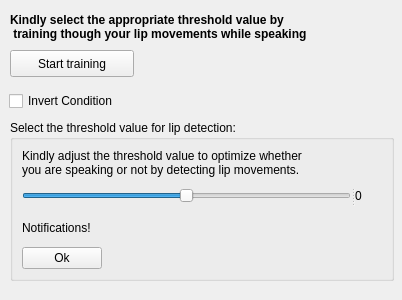
First picture: the form in plugins/Conditions/LipDetection/createlipdetectionconditionwidget.ui, repository KDE/simon, before the edit.
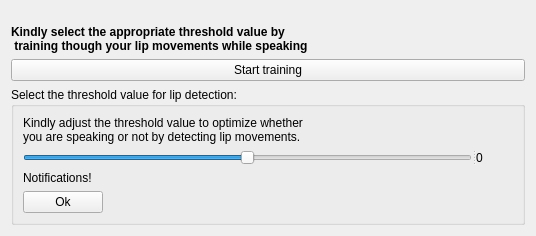
Second picture: the form after the edit.

Commit message: Refactoring condition inversion for lip & face tracking / detection

Diff of the .ui file:
```diff
--- a/plugins/Conditions/LipDetection/createlipdetectionconditionwidget.ui
+++ b/plugins/Conditions/LipDetection/createlipdetectionconditionwidget.ui
@@ -6,78 +6,47 @@
    <rect>
     <x>0</x>
     <y>0</y>
-    <width>402</width>
-    <height>300</height>
+    <width>536</width>
+    <height>236</height>
    </rect>
   </property>
-  <widget class="QPushButton" name="pbSelect">
-   <property name="geometry">
-    <rect>
-     <x>10</x>
-     <y>50</y>
-     <width>124</width>
-     <height>27</height>
-    </rect>
-   </property>
-   <property name="text">
-    <string>Start training</string>
-   </property>
-  </widget>
-  <widget class="QCheckBox" name="cbInverted">
-   <property name="geometry">
-    <rect>
-     <x>9</x>
-     <y>90</y>
-     <width>139</width>
-     <height>22</height>
-    </rect>
-   </property>
-   <property name="toolTip">
-    <string>An inverted condition is satisfied when its specified details are NOT true</string>
-   </property>
-   <property name="whatsThis">
-    <string>An inverted condition is satisfied when its specified details are NOT true</string>
-   </property>
-   <property name="layoutDirection">
-    <enum>Qt::LeftToRight</enum>
-   </property>
-   <property name="text">
-    <string>Invert Condition</string>
-   </property>
-  </widget>
-  <widget class="QWidget" name="layoutWidget">
-   <property name="geometry">
-    <rect>
-     <x>0</x>
-     <y>0</y>
-     <width>2</width>
-     <height>2</height>
-    </rect>
-   </property>
+  <layout class="QVBoxLayout" name="verticalLayout">
+   <item>
    <layout class="QFormLayout" name="formLayout"/>
-  </widget>
+   </item>
+   <item>
   <widget class="QSplitter" name="splitter_3">
-   <property name="geometry">
-    <rect>
-     <x>0</x>
-     <y>0</y>
-     <width>0</width>
-     <height>0</height>
-    </rect>
-   </property>
    <property name="orientation">
     <enum>Qt::Vertical</enum>
    </property>
   </widget>
+   </item>
+   <item>
+    <widget class="QLabel" name="lblThreshold_2">
+     <property name="font">
+      <font>
+       <weight>75</weight>
+       <bold>true</bold>
+      </font>
+     </property>
+     <property name="lineWidth">
+      <number>2</number>
+     </property>
+     <property name="text">
+      <string>Kindly select the appropriate threshold value by
+ training though your lip movements while speaking</string>
+     </property>
+    </widget>
+   </item>
+   <item>
+    <widget class="QPushButton" name="pbSelect">
+     <property name="text">
+      <string>Start training</string>
+     </property>
+    </widget>
+   </item>
+   <item>
   <widget class="QGroupBox" name="groupBox">
-   <property name="geometry">
-    <rect>
-     <x>10</x>
-     <y>120</y>
-     <width>384</width>
-     <height>161</height>
-    </rect>
-   </property>
    <property name="title">
     <string>Select the threshold value for lip detection:</string>
    </property>
@@ -166,29 +135,8 @@
     </item>
    </layout>
   </widget>
-  <widget class="QLabel" name="lblThreshold_2">
-   <property name="geometry">
-    <rect>
-     <x>10</x>
-     <y>10</y>
-     <width>361</width>
-     <height>34</height>
-    </rect>
-   </property>
-   <property name="font">
-    <font>
-     <weight>75</weight>
-     <bold>true</bold>
-    </font>
-   </property>
-   <property name="lineWidth">
-    <number>2</number>
-   </property>
-   <property name="text">
-    <string>Kindly select the appropriate threshold value by
- training though your lip movements while speaking</string>
-   </property>
-  </widget>
+   </item>
+  </layout>
   <zorder>groupBox</zorder>
   <zorder>splitter_3</zorder>
   <zorder>pbSelect</zorder>
```
Left out of the diff: 2 changed lines with no effect on the pictures. Lines whose indentation alone changed are shown as unchanged. The commit also changes 5 other files.
